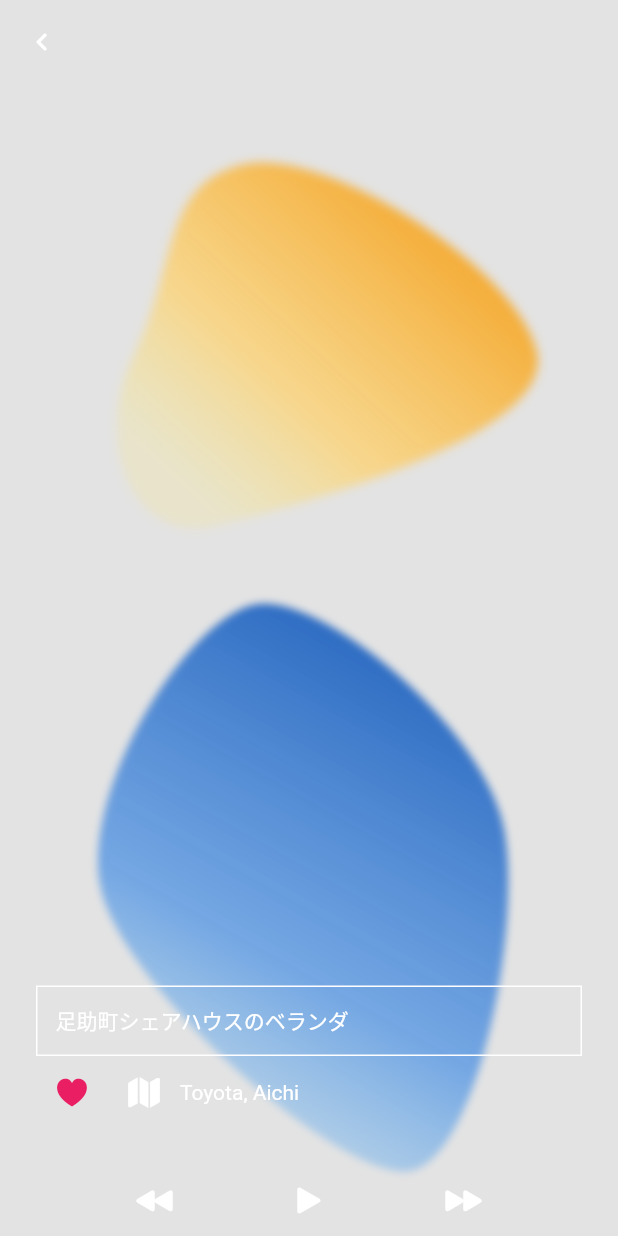
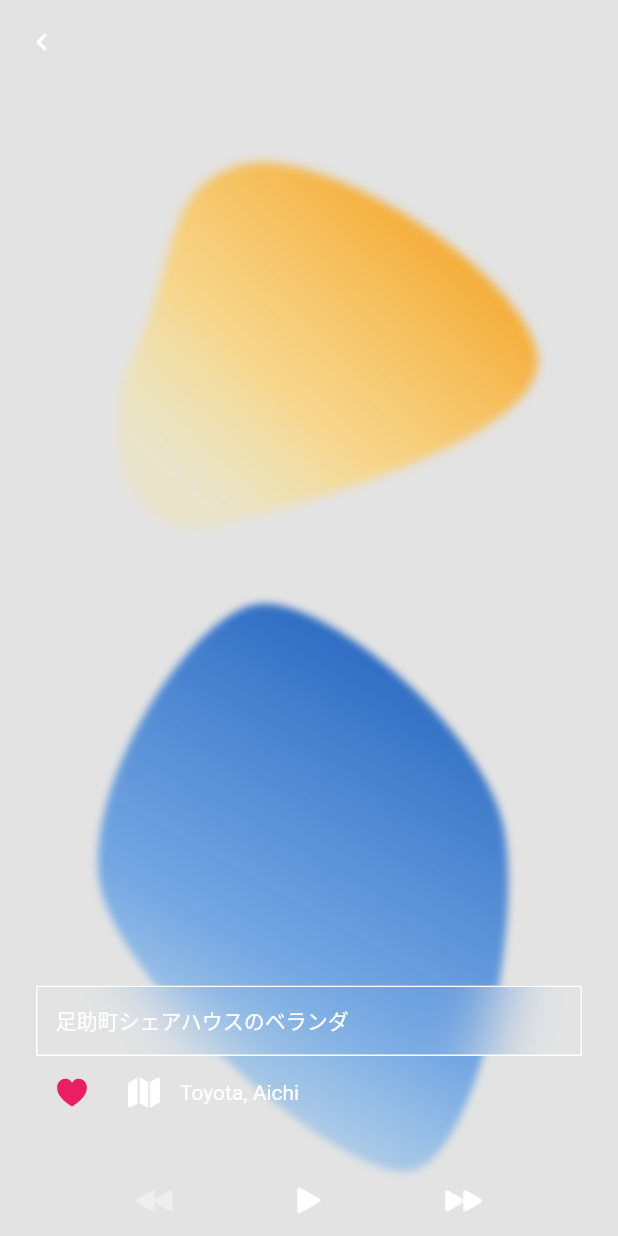
Before and after one commit to Recap-dev/Aoku, a Flutter app: the screen it shows after launch, after a tap on "足助町シェアハウスのベランダ", on a phone screen of 412 x 824 dp. Run offline on Flutter 3.47's test engine with Material 2 defaults, Android fonts, the phone set to English and light mode, and no system bars; our stand-ins replace audioplayers, firebase_core, google_fonts, google_maps_flutter; accounts and stored records are empty; Roboto replaces fonts that are missing (Noto-Serif-Japanese).

Commit message:
feat(frosted glass): add to HomePage and PlayPage

```diff
--- a/lib/pages/home_page.dart
+++ b/lib/pages/home_page.dart
@@ -127,6 +127,16 @@ class _HomePageState extends State<HomePage> {
     return Padding(
       padding: const EdgeInsets.all(8.0),
       child: Center(
+        child: ClipRRect(
+          child: BackdropFilter(
+            filter: ImageFilter.blur(sigmaX: 20.0, sigmaY: 20.0),
+            child: Container(
+              decoration: BoxDecoration(
+                border: Border.all(
+                  color: Colors.white,
+                  width: 1.0,
+                ),
+              ),
               child: ListTile(
                 title: Text(
                   _title,
@@ -158,6 +168,9 @@ class _HomePageState extends State<HomePage> {
                 },
               ),
             ),
+          ),
+        ),
+      ),
     );
   }
 }
--- a/lib/pages/play_page.dart
+++ b/lib/pages/play_page.dart
@@ -1,3 +1,5 @@
+import 'dart:ui';
+
 import 'package:aoku/models/aoi_sound.dart';
 import 'package:aoku/pages/map_page.dart';
 import 'package:audioplayers/audioplayers.dart';
@@ -55,7 +57,10 @@ class _PlayPageState extends State<PlayPage> {
   @override
   Widget build(BuildContext context) {
     return WillPopScope(
-      onWillPop: () async => false,
+      onWillPop: () async {
+        _onStop();
+        return true;
+      },
       child: Scaffold(
         appBar: AppBar(
           automaticallyImplyLeading: false,
@@ -102,7 +107,11 @@ class _PlayPageState extends State<PlayPage> {
                         SizedBox(
                           child: Column(
                             children: [
-                              Container(
+                              ClipRRect(
+                                child: BackdropFilter(
+                                  filter: ImageFilter.blur(
+                                      sigmaX: 20.0, sigmaY: 20.0),
+                                  child: Container(
                                     width: double.infinity,
                                     decoration: BoxDecoration(
                                       border: Border.all(
@@ -119,6 +128,8 @@ class _PlayPageState extends State<PlayPage> {
                                         widget.currentTitle,
                                         style: const TextStyle(
                                           color: Colors.white,
+                                        ),
+                                      ),
                                     ),
                                   ),
                                 ),
@@ -162,11 +173,12 @@ class _PlayPageState extends State<PlayPage> {
                             IconButton(
                               onPressed:
                                   widget.currentIndex == 0 ? null : _onPrevious,
-                              icon: const Icon(
+                              icon: Icon(
                                 CupertinoIcons.backward_fill,
-                                color: Colors.white,
+                                color: widget.currentIndex == 0
+                                    ? Colors.white.withOpacity(0.4)
+                                    : Colors.white,
                               ),
-                              //icon: Image.asset('images/prev-arrow.png'),
                             ),
                             !_isPlaying
                                 ? IconButton(
@@ -192,11 +204,13 @@ class _PlayPageState extends State<PlayPage> {
                                       widget.aoiSoundsList.length - 1
                                   ? null
                                   : _onNext,
-                              icon: const Icon(
+                              icon: Icon(
                                 CupertinoIcons.forward_fill,
-                                color: Colors.white,
+                                color: widget.currentIndex ==
+                                        widget.aoiSoundsList.length - 1
+                                    ? Colors.white.withOpacity(0.4)
+                                    : Colors.white,
                               ),
-                              //icon: Image.asset('images/prev-arrow.png'),
                             ),
                           ],
                         )
```
Lines whose indentation alone changed are shown as unchanged.
